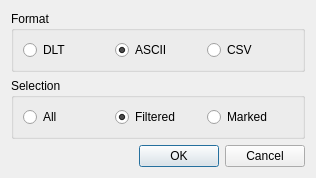
This is src/exporterdialog.ui in COVESA/dlt-viewer as Qt 5 draws it before an edit. The edited form follows.
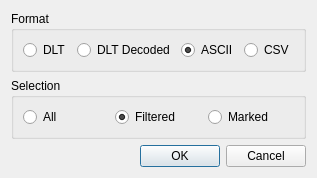
This is the edited form.

Commit message: Enable DLT-Viewer to export Decoded DLT Traces as .dlt file

Diff of the .ui file:
```diff
--- a/src/exporterdialog.ui
+++ b/src/exporterdialog.ui
@@ -30,6 +30,13 @@
         </property>
        </widget>
       </item>
+      <item>
+       <widget class="QRadioButton" name="radioButtonDltDecoded">
+        <property name="text">
+         <string>DLT Decoded</string>
+        </property>
+       </widget>
+      </item>
       <item>
        <widget class="QRadioButton" name="radioButtonAscii">
         <property name="text">
```
The commit also changes 5 other files.
